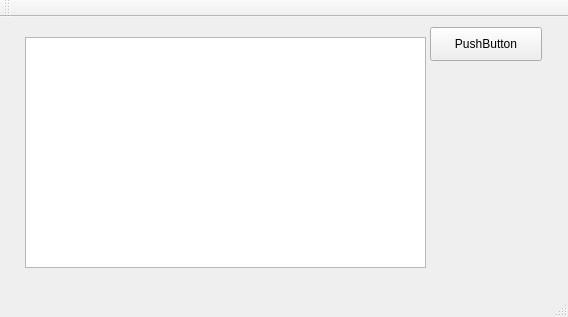
Above: BasketBallSystem/mainwindow.ui from ohadharel1/BasketBallSystem before the change. Below: the same form after it.
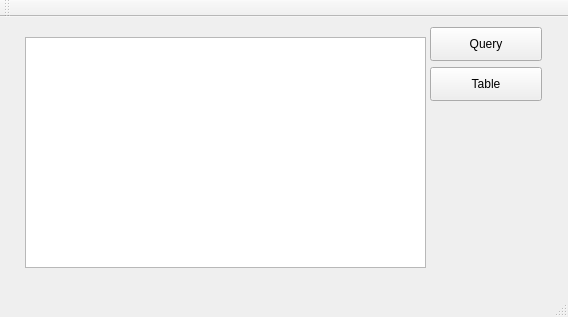
That is the form after the change.

Commit message: query and table fix

```diff
--- a/BasketBallSystem/mainwindow.ui
+++ b/BasketBallSystem/mainwindow.ui
@@ -24,7 +24,7 @@
      </rect>
     </property>
     <property name="text">
-     <string>PushButton</string>
+     <string>Query</string>
     </property>
    </widget>
    <widget class="QTableView" name="tableView">
@@ -37,6 +37,19 @@
      </rect>
     </property>
    </widget>
+   <widget class="QPushButton" name="pushButton_2">
+    <property name="geometry">
+     <rect>
+      <x>430</x>
+      <y>50</y>
+      <width>112</width>
+      <height>34</height>
+     </rect>
+    </property>
+    <property name="text">
+     <string>Table</string>
+    </property>
+   </widget>
   </widget>
   <widget class="QMenuBar" name="menuBar">
    <property name="geometry">
```
The commit also changes 4 other files.
